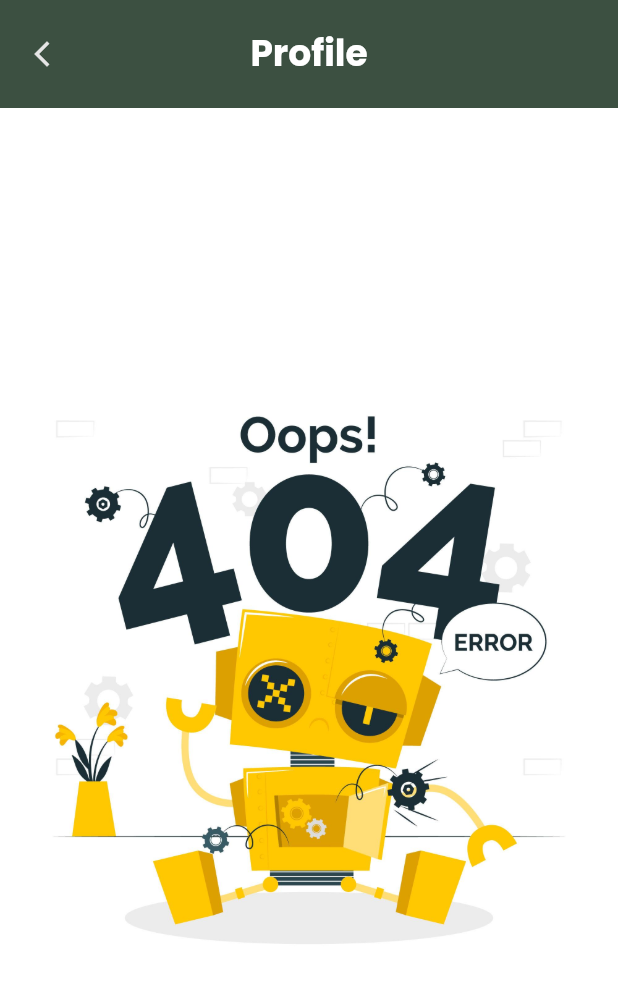
After one commit to nthanhthan/ecovelo_app, a Flutter app: the SettingView screen opened directly, after a tap on an icon or button, on a phone screen of 412 x 824 dp. The commit adds this screen. Shown: the top 983 px of the screen. Run offline on Flutter 3.47's test engine with Material 2 defaults, Android fonts, the phone set to English and light mode, and no system bars; our stand-ins replace action_slider, another_flushbar, connectivity_plus, dio, dotted_border, equatable and 23 more; missing offline and left inert: f_logs, flutter_email_sender, flutter_stripe, mqtt_client, qr_code_scanner; accounts and stored records are empty; network calls fail; project files that could hold a hidden picture were left out.

Commit message:
feature profile

```diff
--- a/lib/app/config/routes/app_pages.dart
+++ b/lib/app/config/routes/app_pages.dart
@@ -1,3 +1,5 @@
+import 'package:ecoveloapp/app/pages/setting/bindings/profile_binding.dart';
+
 import '../../core.dart';
 part 'app_routes.dart';
 
@@ -116,5 +118,11 @@ class AppPages {
       page: () => const StationNearView(),
       transition: Transition.rightToLeft,
     ),
+      GetPage<dynamic>(
+      name: Routes.profile,
+      page: () => const  ProfileView(),
+       binding: ProfileBinding(),
+      transition: Transition.rightToLeft,
+    ),
   ];
 }
--- a/lib/app/config/routes/app_routes.dart
+++ b/lib/app/config/routes/app_routes.dart
@@ -20,4 +20,5 @@ abstract class Routes {
   static const enterCode = '/enter_code_view';
   static const verifiAccount = '/verifi_account_view';
   static const nearStation = '/near_station_view';
+  static const profile = '/profile_view';
 }
--- a/lib/app/constants/assets_const.dart
+++ b/lib/app/constants/assets_const.dart
@@ -16,6 +16,7 @@ class AssetsConst {
   static const String bikeStation = "${preImgPath}station_bike.png";
   static const String verifed = "${preImgPath}verified.gif";
   static const String notifyEmpty = "${preImgPath}notify_empty.jpg";
+  static const String profileEmpty = "${preImgPath}profile_empty.jpg";
 
   //json
   static const String qrScan = "${preJsonPath}qr_scan.json";
@@ -99,5 +100,6 @@ class AssetsConst {
   static const String cardPerson = "${preIconPath}card_person.svg";
   static const String cameraIc = "${preIconPath}camera_ic.svg";
   static const String uploadImage = "${preIconPath}upload_image.svg";
+  static const String problemIC = "${preIconPath}problem_ic.svg";
 
 }
--- /dev/null
+++ b/lib/app/pages/setting/bindings/profile_binding.dart
@@ -0,0 +1,8 @@
+import 'package:ecoveloapp/app/core.dart';
+
+class ProfileBinding extends Bindings {
+  @override
+  void dependencies() {
+    Get.put<ProfileController>(ProfileController());
+  }
+}
--- /dev/null
+++ b/lib/app/pages/setting/controllers/profile_controller.dart
@@ -0,0 +1,5 @@
+import 'package:ecoveloapp/app/core.dart';
+
+class ProfileController extends GetxController{
+
+}
--- a/lib/app/pages/setting/setting.dart
+++ b/lib/app/pages/setting/setting.dart
@@ -1,5 +1,7 @@
 export 'controllers/setting_controller.dart';
+export 'controllers/profile_controller.dart';
 export 'views/setting_view.dart';
 export 'views/language_view.dart';
+export 'views/profile_view.dart';
 export 'models/language_model.dart';
 export 'bindings/setting_binding.dart';
--- /dev/null
+++ b/lib/app/pages/setting/views/profile_view.dart
@@ -0,0 +1,39 @@
+import 'package:ecoveloapp/app/core.dart';
+import 'package:flutter/material.dart';
+
+class ProfileView extends GetView<ProfileController> {
+  const ProfileView({Key? key}) : super(key: key);
+
+  @override
+  Widget build(BuildContext context) {
+    return _buildBody(context);
+  }
+
+  Widget _buildBody(BuildContext context) {
+    return Scaffold(
+      backgroundColor: AppColors.defaultBackground,
+      appBar: AppBar(
+        backgroundColor: AppColors.colorAppBar,
+        title: Text(
+          S.of(context).profile,
+          style: AppTextStyles.heading1().copyWith(color: AppColors.white),
+        ),
+        centerTitle: true,
+        leading: InkWell(
+          onTap: () {
+            Get.back();
+          },
+          child: Icon(
+            Icons.arrow_back_ios_new,
+            size: 20,
+            color: AppColors.grey.shade100,
+          ),
+        ),
+      ),
+      body: Center(
+          child: Image.asset(
+        AssetsConst.profileEmpty,
+      )),
+    );
+  }
+}
--- a/lib/app/pages/setting/views/setting_view.dart
+++ b/lib/app/pages/setting/views/setting_view.dart
@@ -36,6 +36,10 @@ class SettingView extends GetView<SettingController> {
 
   void _confirmLogout() {
     controller.logoutUser();
+  }
+
+  void _profileClick() {
+    Get.toNamed(Routes.profile);
   }
 
   Widget _buildBody(BuildContext context) {
@@ -89,9 +93,12 @@ class SettingView extends GetView<SettingController> {
                       ),
                     ],
                   ),
-                  SvgPicture.asset(
-                    AssetsConst.icEdit,
-                    height: 20,
+                  InkWell(
+                    onTap: _profileClick,
+                    child: SvgPicture.asset(
+                      AssetsConst.icEdit,
+                      height: 20,
+                    ),
                   ),
                 ],
               ),
--- a/lib/l10n/intl_en.arb
+++ b/lib/l10n/intl_en.arb
@@ -182,6 +182,7 @@
     "endTripError": "Sorry,There is a problem with processing, please try again! ",
     "temoraryLockError": "Sorry, Temporarily lock the bicycle error",
     "openLockContinue": "Do you want to unlock the car to continue?",
-    "fallBicycle": "EcoVelo fell, please help me up. Thank you!"
+    "fallBicycle": "EcoVelo fell, please help me up. Thank you!",
+    "profile": "Profile"
 
 }
--- a/lib/l10n/intl_vi.arb
+++ b/lib/l10n/intl_vi.arb
@@ -182,6 +182,7 @@
     "endTripError": "Xin lỗi, Quá trình xử lí gặp vấn đề, vui lòng thử lại! ",
     "temoraryLockError": "Xin lỗi, Khoá xe tạm thời gặp vấn đề.",
     "openLockContinue": "Bạn muốn mở khoá xe để tiếp tục phải không?",
-    "fallBicycle": "EcoVelo ngã rồi, hãy giúp tôi đứng dậy nhé. Cảm ơn bạn!"
+    "fallBicycle": "EcoVelo ngã rồi, hãy giúp tôi đứng dậy nhé. Cảm ơn bạn!",
+    "profile": "Thông tin cá nhân"
 
 }
```
Also changed, not shown: assets/icons/problem_ic.svg (added), assets/images/profile_empty.jpg (added), lib/generated/intl/messages_en.dart, lib/generated/intl/messages_vi.dart, lib/generated/l10n.dart.
